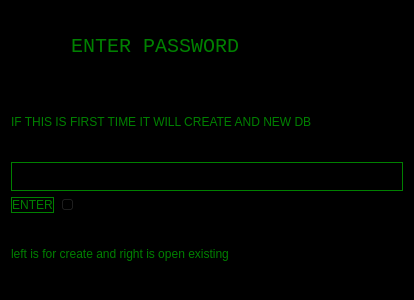
The window that src/password.ui (arcadyoboukhov/PlainObscure) describes before a commit, drawn with Qt 5.
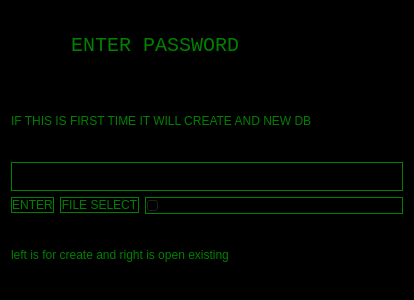
The same window after the commit.

Commit message: started working on the passwords manager

```diff
--- a/src/password.ui
+++ b/src/password.ui
@@ -83,7 +83,27 @@
       </widget>
      </item>
      <item>
-      <widget class="QSlider" name="horizontalSlider">
+      <widget class="QPushButton" name="pushButton_2">
+       <property name="styleSheet">
+        <string>
+        background-color: black; 
+        color: green; 
+        border: 1px solid green;
+        </string>
+       </property>
+       <property name="text">
+        <string>FILE SELECT</string>
+       </property>
+       <property name="iconSize">
+        <size>
+         <width>20</width>
+         <height>20</height>
+        </size>
+       </property>
+      </widget>
+     </item>
+     <item>
+            <widget class="QSlider" name="horizontalSlider">
        <property name="maximum">
         <number>1</number>
        </property>
@@ -93,6 +113,13 @@
        <property name="orientation">
         <enum>Qt::Orientation::Horizontal</enum>
        </property>
+       <property name="styleSheet">
+        <string>
+        background-color: black; 
+        color: green; 
+        border: 1px solid green;
+        </string>
+       </property>
       </widget>
      </item>
     </layout>
```
The commit also changes 11 other files.
